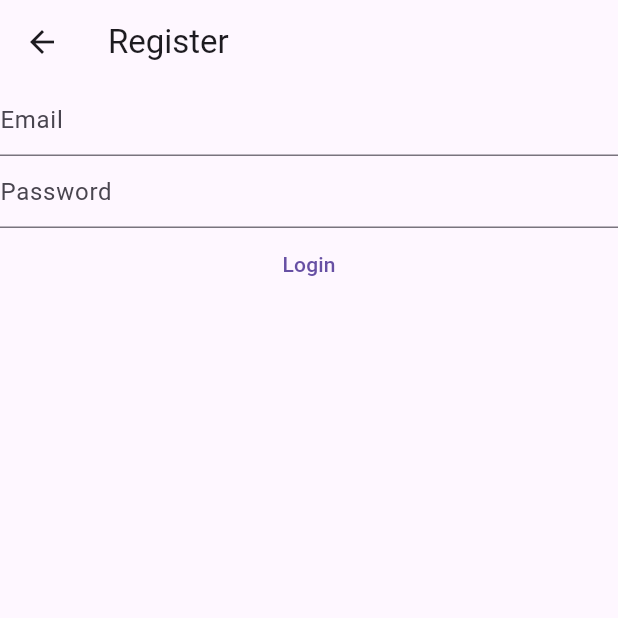
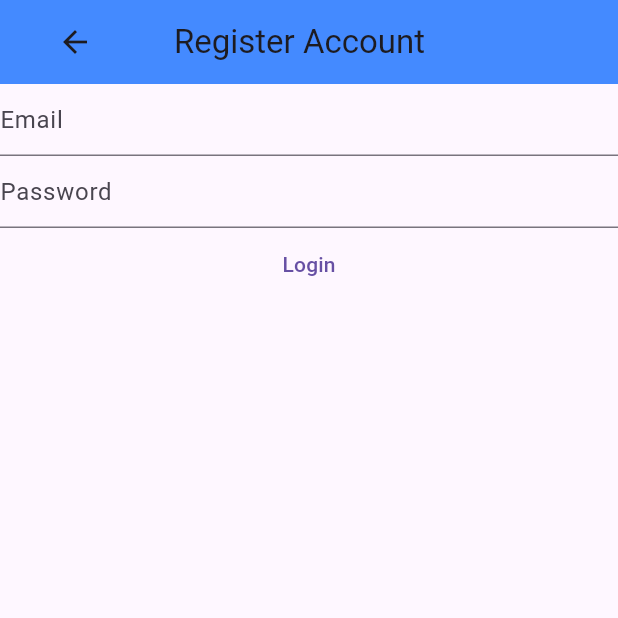
Before and after one commit to Rohithk2003/mynotes, a Flutter app: the RegisterView screen opened directly, on a phone screen of 412 x 824 dp, the top half of it. Run offline on Flutter 3.47's test engine with Material 3 defaults, Android fonts, the phone set to English and light mode, and no system bars; our stand-ins replace firebase_auth, firebase_core, flutter_dotenv, fluttertoast; accounts and stored records are empty.

Commit message:
added background color to topbar in register_view

```diff
--- a/lib/views/register_view.dart
+++ b/lib/views/register_view.dart
@@ -41,7 +41,9 @@ class _RegisterViewState extends State<RegisterView> {
   Widget build(BuildContext context) {
     return Scaffold(
         appBar: AppBar(
-          title: const Text("Register"),
+          title: const Text("Register Account"),
+          backgroundColor: Colors.blueAccent,
+          leadingWidth: 100,
         ),
         body: FutureBuilder(
             future: Firebase.initializeApp(
```
